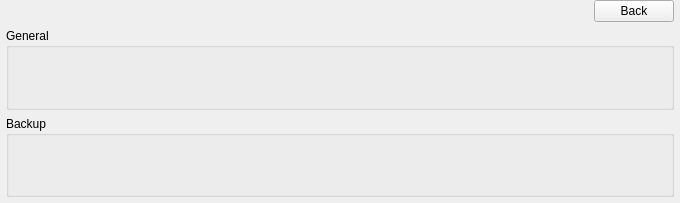
The window that forms/jobwidget.ui (Tarsnap/tarsnap-gui) describes before a commit, drawn with Qt 5.
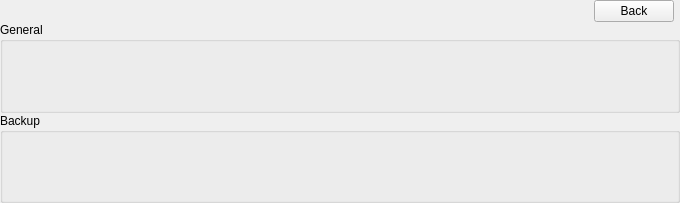
The same window after the commit. The open tabs and pages were chosen to show the change. Icons and pictures are not drawn. Custom widgets are drawn as their Qt base class.

Commit message: Don't enable the save button until req. job details have been defined.

The edit to the form file:
```diff
--- a/forms/jobwidget.ui
+++ b/forms/jobwidget.ui
@@ -395,19 +395,19 @@
         <widget class="QWidget" name="settingsContainer" native="true">
          <layout class="QVBoxLayout" name="verticalLayout_6">
           <property name="spacing">
-           <number>6</number>
+           <number>0</number>
           </property>
           <property name="leftMargin">
-           <number>6</number>
+           <number>0</number>
           </property>
           <property name="topMargin">
-           <number>6</number>
+           <number>0</number>
           </property>
           <property name="rightMargin">
-           <number>6</number>
+           <number>0</number>
           </property>
           <property name="bottomMargin">
-           <number>6</number>
+           <number>0</number>
           </property>
           <item>
            <widget class="QGroupBox" name="groupBox">
```
Left out of the diff: 4 changed lines with no effect on the pictures. The commit also changes 3 other files.
